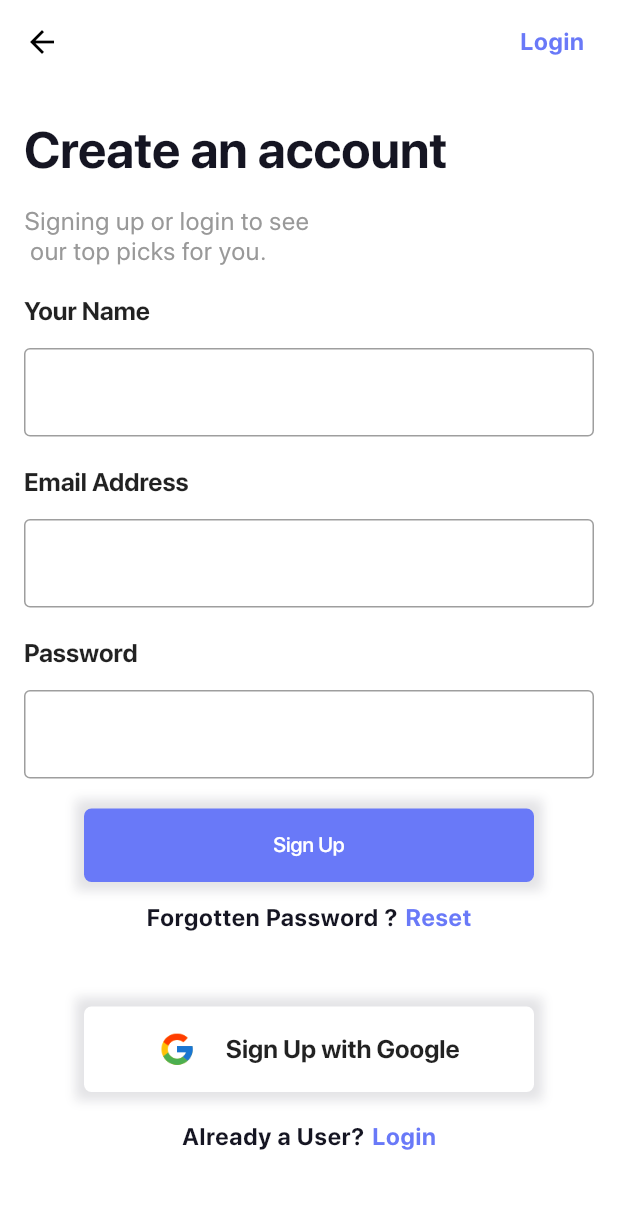
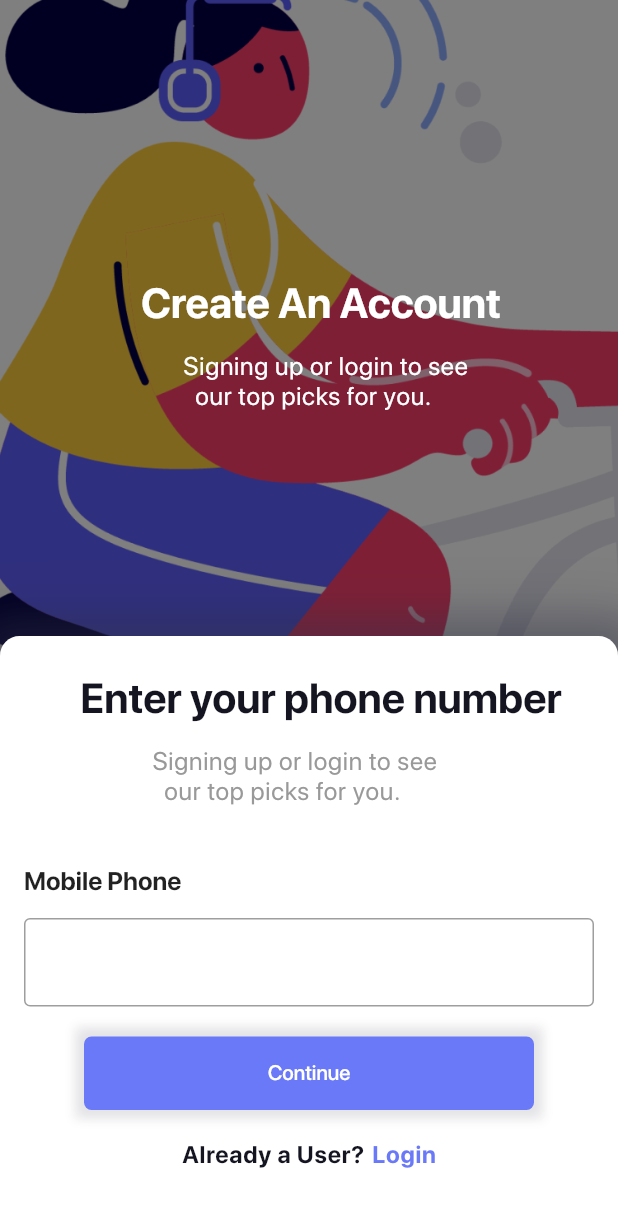
Before and after one commit to thekojopatrick/thebookshopp, a Flutter app: the Login screen opened by its route, after a tap on "Sign Up", on a phone screen of 412 x 824 dp. Shown: the top 1207 px of the screen. Run offline on Flutter 3.47's test engine with Material 2 defaults, Android fonts, the phone set to English and light mode, and no system bars; our stand-ins replace introduction_screen; project files that could hold a hidden picture were left out.

Commit message:
Completed Enter Number Screen

```diff
--- /dev/null
+++ b/lib/components/custom_container.dart
@@ -0,0 +1,33 @@
+
+import 'package:flutter/material.dart';
+
+
+class CustomContainer extends StatelessWidget {
+  final Widget child;
+  const CustomContainer({this.child});
+
+  @override
+  Widget build(BuildContext context) {
+    return Container(
+      width: double.infinity,
+      height: 400,
+      decoration: BoxDecoration(
+          color: Colors.white,
+          border: Border(top: BorderSide.none),
+          borderRadius: BorderRadius.only(
+            topLeft: Radius.circular(13),
+            topRight: Radius.circular(13),
+          ),
+          boxShadow: [
+            BoxShadow(
+                color: Color.fromRGBO(50, 50, 71, 0.24),
+                blurRadius: 32.0,
+                spreadRadius: 18.0),
+            BoxShadow(
+                color: Color.fromRGBO(50, 50, 71, 0.24),
+                blurRadius: 16.0,
+                spreadRadius: 12.0),
+          ]),
+      child: child,
+    );
+  }}
--- a/lib/components/custom_infofield.dart
+++ b/lib/components/custom_infofield.dart
@@ -3,8 +3,9 @@ import 'package:the_bookshop_app/utlis/constants.dart';
 
 class CustomInfoField extends StatelessWidget {
   final String title, body;
+  final Color color;
 
-  const CustomInfoField({this.title, this.body});
+  const CustomInfoField({this.title, this.body, this.color});
 
   @override
   Widget build(BuildContext context) {
@@ -16,15 +17,18 @@ class CustomInfoField extends StatelessWidget {
           margin: EdgeInsets.fromLTRB(16, 24, 0, 0),
           child: Text(
             title,
-            style: kHeading1,
+            style: kHeading2.copyWith(
+              color:color!= null ? color : kPrimaryDarkColor,
+            ),
           ),
         ),
         Container(
           margin: EdgeInsets.fromLTRB(16, 16, 0, 0),
           child: Text(
             body,
+            //textAlign: TextAlign.center,
             style: kBody2.copyWith(
-              color: kDarkGreyColor,
+              color:color != null ? color: kDarkGreyColor,
               fontSize: 17,
             ),
           ),
--- a/lib/main.dart
+++ b/lib/main.dart
@@ -10,7 +10,7 @@ class MyApp extends StatelessWidget {
     return MaterialApp(
       title: 'Flutter Demo',
       theme: themeData,
-      initialRoute: '/',
+      initialRoute: '/enter_number',
       routes: routes,
 
     );
--- a/lib/routes.dart
+++ b/lib/routes.dart
@@ -5,6 +5,7 @@ import 'package:the_bookshop_app/ui/Login/login_screen.dart';
 import 'package:the_bookshop_app/ui/Onboarding/onboarding_screen.dart';
 import 'package:the_bookshop_app/ui/Signup/signup_screen.dart';
 import 'package:the_bookshop_app/ui/splash_screen.dart';
+import 'ui/Signup/enter_number_screen.dart';
 
 
 final Map<String, WidgetBuilder> routes = {
@@ -14,4 +15,6 @@ final Map<String, WidgetBuilder> routes = {
   '/signup' : (BuildContext context)=> Signup(),
   '/login' : (BuildContext context)=> Login(),
   '/forgotten_password' : (BuildContext context)=> ForgottenPassword(),
+  '/enter_number':(BuildContext context)=> EnterNumber(),
+
 };
--- a/lib/ui/Login/login_screen.dart
+++ b/lib/ui/Login/login_screen.dart
@@ -17,7 +17,7 @@ class _LoginState extends State<Login> {
     return Scaffold(
       appBar: customAppBar(
         label: "Sign Up",
-        routeName: "/signup",
+        routeName: "/enter_number",
       ),
       body: SafeArea(
         child: ListView(
--- a/lib/ui/Signup/enter_number_screen.dart
+++ b/lib/ui/Signup/enter_number_screen.dart
@@ -0,0 +1,81 @@
+import 'package:flutter/material.dart';
+
+import '../../components/custom_button.dart';
+import '../../components/custom_container.dart';
+import '../../components/custom_infofield.dart';
+import '../../components/custom_textfield.dart';
+
+class EnterNumber extends StatefulWidget {
+  EnterNumber({Key key}) : super(key: key);
+
+  @override
+  _EnterNumberState createState() => _EnterNumberState();
+}
+
+class _EnterNumberState extends State<EnterNumber> {
+  @override
+  Widget build(BuildContext context) {
+    return Scaffold(
+      body: SafeArea(
+        child: Container(
+          margin: EdgeInsets.zero,
+          decoration: BoxDecoration(
+              image: DecorationImage(
+                  image: AssetImage("assets/images/background-image2.png"),
+                  fit: BoxFit.cover)),
+          child: Column(
+            mainAxisAlignment: MainAxisAlignment.end,
+            children: <Widget>[
+              Center(
+                child: Container(
+                  child: Column(
+                      mainAxisAlignment: MainAxisAlignment.center,
+                      crossAxisAlignment: CrossAxisAlignment.center,
+                      children: <Widget>[
+                        CustomInfoField(
+                            title: "Create An Account",
+                            color: Colors.white,
+                            body:
+                                 "       Signing up or login to see \n         our top picks for you.")
+                      ]),
+                ),
+              ),
+              SizedBox(height: 150),
+              CustomContainer(
+                child: Container(
+                  padding: EdgeInsets.all(0),
+                  child: Column(
+                      //mainAxisAlignment: MainAxisAlignment.center,
+                      // crossAxisAlignment: CrossAxisAlignment.stretch,
+                      children: <Widget>[
+                        CustomInfoField(
+                          title: "Enter your phone number",
+                          body:
+                              "            Signing up or login to see \n              our top picks for you.",
+                        ),
+                        SizedBox(height: 20),
+                        CustomTextField(
+                          label: "Mobile Phone",
+                        ),
+                        SizedBox(height: 20),
+                        CustomButton(
+                          label: "Continue",
+                          routeName: '/signup',
+                          onPressed: () {},
+                        ),
+                        SizedBox(height: 20),
+                        CustomFlatButtonV2(
+                          label: 'Already a User?',
+                          buttonLabel: 'Login',
+                          routeName: '/login',
+                        ),
+                      ]),
+                ),
+              )
+            ],
+          ),
+        ),
+      ),
+    );
+  }
+}
```
Also changed, not shown: assets/images/background-image2.png (added).
